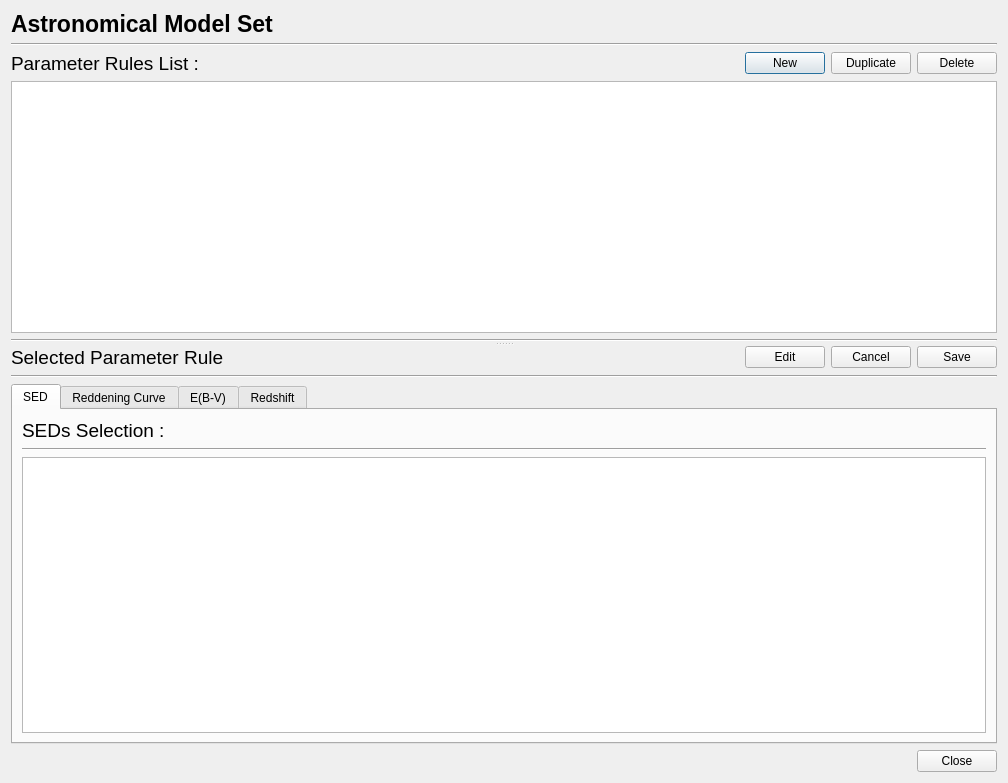
Qt form PhzQtUI/auxdir/PhzQtUI/DialogModelSet.ui (astrorama/Phosphoros) before a commit.
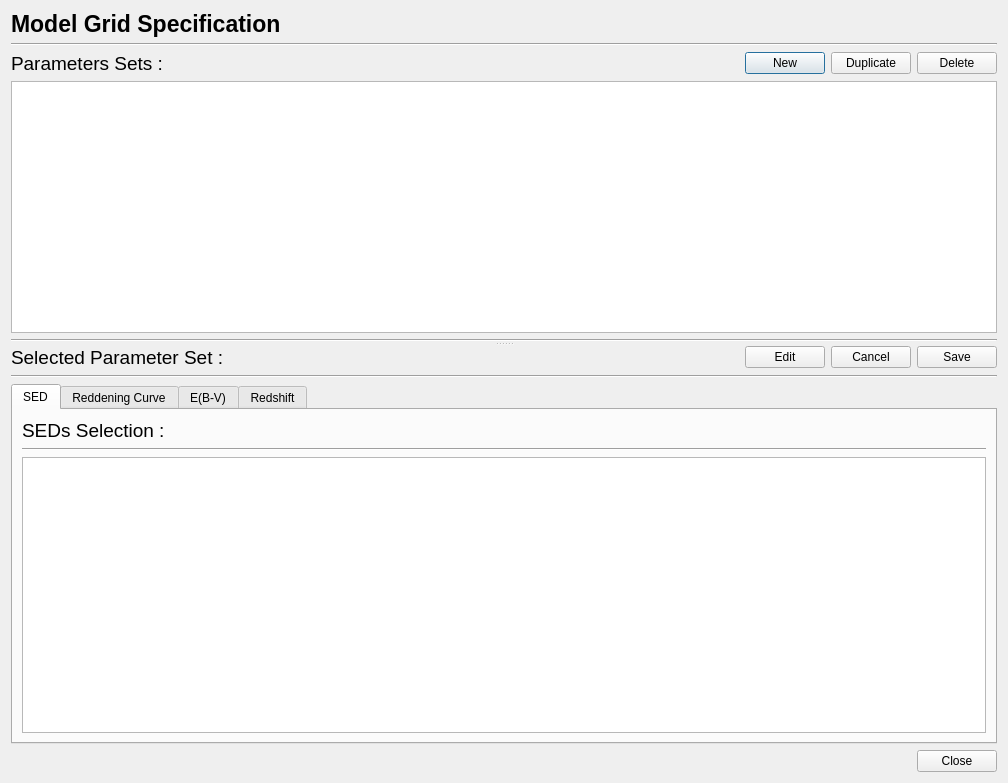
The same form after that commit. Custom widgets are drawn as their Qt base class.

```diff
--- a/PhzQtUI/auxdir/PhzQtUI/DialogModelSet.ui
+++ b/PhzQtUI/auxdir/PhzQtUI/DialogModelSet.ui
@@ -26,7 +26,7 @@
         </font>
        </property>
        <property name="text">
-        <string>Astronomical Model Set</string>
+        <string>Model Grid Specification</string>
        </property>
       </widget>
      </item>
@@ -69,7 +69,7 @@
             </font>
            </property>
            <property name="text">
-            <string>Parameter Rules List :</string>
+            <string>Parameters Sets :</string>
            </property>
           </widget>
          </item>
@@ -152,7 +152,7 @@
             </font>
            </property>
            <property name="text">
-            <string>Selected Parameter Rule</string>
+            <string>Selected Parameter Set :</string>
            </property>
           </widget>
          </item>
```
Left out of the diff: 2 changed lines with no effect on the pictures.
